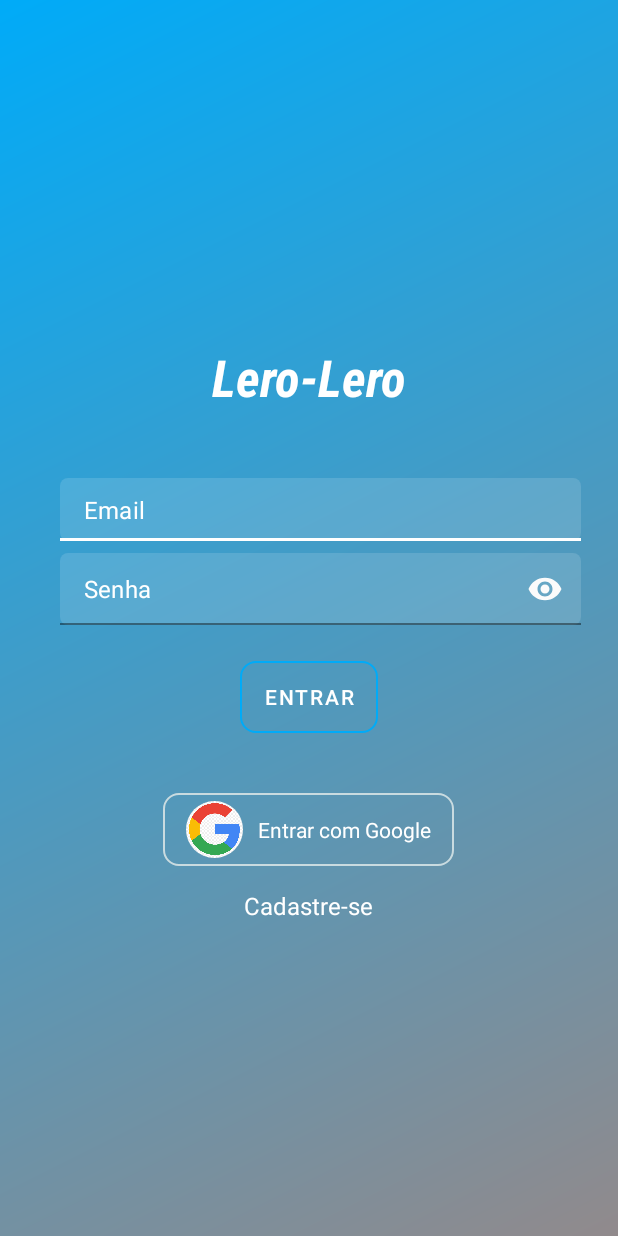
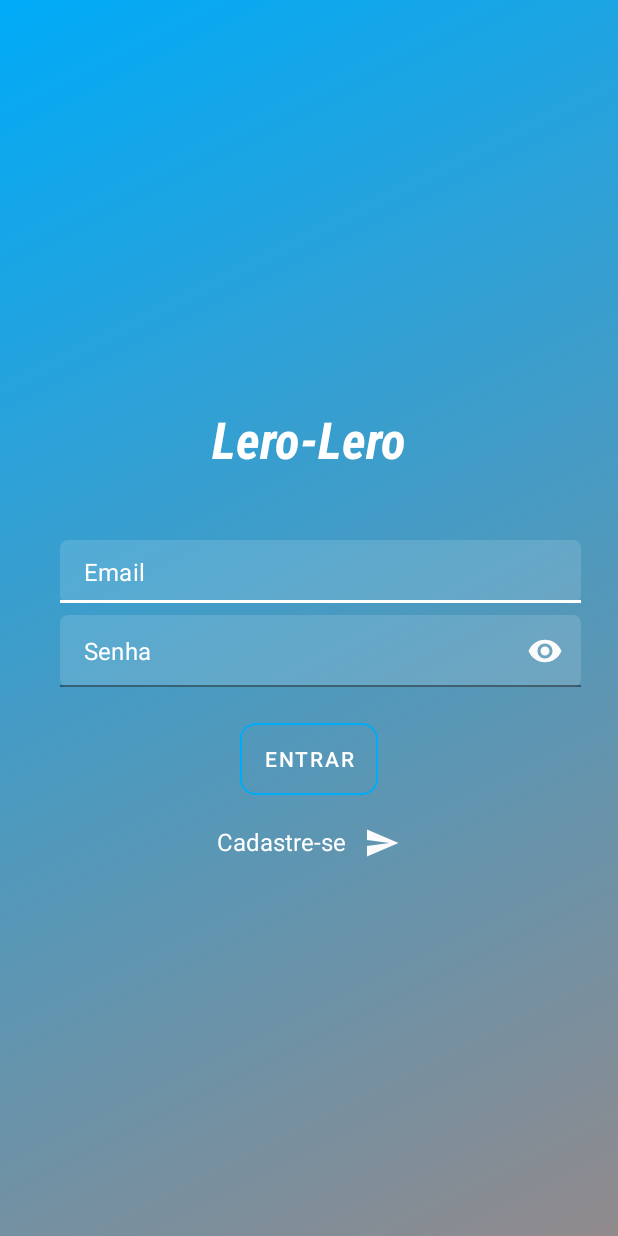
Before and after one commit to robertoufpa19/lerolero, an Android app: the screen it shows after launch (LoginActivity), on a phone screen of 412 x 824 dp. Run offline under Robolectric (Android 15) with nearby library versions, the phone set to English and light mode, and no system bars; our stand-ins replace CircleImageView, Firebase (no records; nobody signed in at launch, a user with empty details on screens opened directly).

Commit message:
autenticação

```diff
--- a/app/src/main/java/robertorodrigues/curso/academicos/activity/MainActivity.java
+++ b/app/src/main/java/robertorodrigues/curso/academicos/activity/MainActivity.java
@@ -48,7 +48,7 @@ public class MainActivity extends AppCompatActivity {
 
         // configurar toolbar
         Toolbar toolbar = findViewById(R.id.toolbarPrincipal);
-        toolbar.setTitle("Lero Lero");
+        toolbar.setTitle("Lero Interaction ");
         setSupportActionBar(toolbar);
 
        // inicializar componentes
--- a/app/src/main/java/robertorodrigues/curso/academicos/fragment/FeedFragment.java
+++ b/app/src/main/java/robertorodrigues/curso/academicos/fragment/FeedFragment.java
@@ -140,6 +140,7 @@ public class FeedFragment extends Fragment {
                     progressBarFeed.setVisibility(View.GONE);
                 }else{
                   textSemPostagem.setVisibility(View.VISIBLE);
+                    progressBarFeed.setVisibility(View.GONE);
                 }
 
             }
--- a/app/src/main/res/layout/activity_cadastro.xml
+++ b/app/src/main/res/layout/activity_cadastro.xml
@@ -34,7 +34,7 @@
             android:layout_marginBottom="32dp"
             android:fontFamily="sans-serif-condensed-medium"
             android:gravity="center"
-            android:text="  Lero-Lero \n Cadastro"
+            android:text="  Lero \n Interaction "
             android:textColor="#FFFFFF"
             android:textSize="34sp"
             android:textStyle="bold|italic"
--- a/app/src/main/res/layout/activity_login.xml
+++ b/app/src/main/res/layout/activity_login.xml
@@ -128,6 +128,7 @@
             android:layout_width="wrap_content"
             android:layout_height="wrap_content"
             android:layout_marginTop="20dp"
+            android:visibility="gone"
             android:layout_marginBottom="15dp"
             android:background="@drawable/fundo_botao"
             android:gravity="center"
@@ -160,9 +161,10 @@
             android:layout_width="wrap_content"
             android:layout_height="wrap_content"
             android:onClick="abrirCadastro"
-            android:text="Cadastre-se"
+            android:text="Cadastre-se   "
             android:textColor="#FFFFFF"
             android:textSize="16sp"
+            android:drawableRight="@drawable/ic_send_branco_24dp"
             tools:ignore="TouchTargetSizeCheck"
             tools:layout_editor_absoluteX="163dp"
             tools:layout_editor_absoluteY="494dp" />
--- a/app/src/main/res/layout/activity_splash.xml
+++ b/app/src/main/res/layout/activity_splash.xml
@@ -30,7 +30,7 @@
         android:layout_width="wrap_content"
         android:layout_height="wrap_content"
         android:layout_marginTop="16dp"
-        android:text="interaction "
+        android:text="Interaction "
         android:textColor="@color/white"
         android:textSize="30sp"
         android:textStyle="bold|italic"
```
